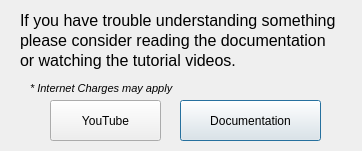
This is extra/help_dialog.ui in SapneshNaik/360fy-360_video_creator as Qt 5 draws it before an edit. The edited form follows.
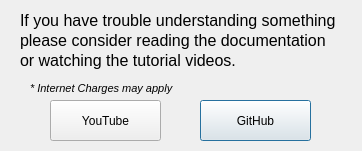
This is the edited form. Icons and pictures are not drawn.

Commit message: modfied help ui file in QT designer to accomodate new github buttons dimensions.  replaced doc image with github image with same name Doc.png

Patch:
```diff
--- a/extra/help_dialog.ui
+++ b/extra/help_dialog.ui
@@ -41,14 +41,14 @@
   <widget class="QPushButton" name="docButton">
    <property name="geometry">
     <rect>
-     <x>180</x>
+     <x>200</x>
      <y>100</y>
-     <width>141</width>
+     <width>111</width>
      <height>41</height>
     </rect>
    </property>
    <property name="text">
-    <string>Documentation</string>
+    <string>GitHub</string>
    </property>
    <property name="icon">
     <iconset>
```
Left out of the diff: 4 changed lines with no effect on the pictures. The commit also changes 2 other files.
